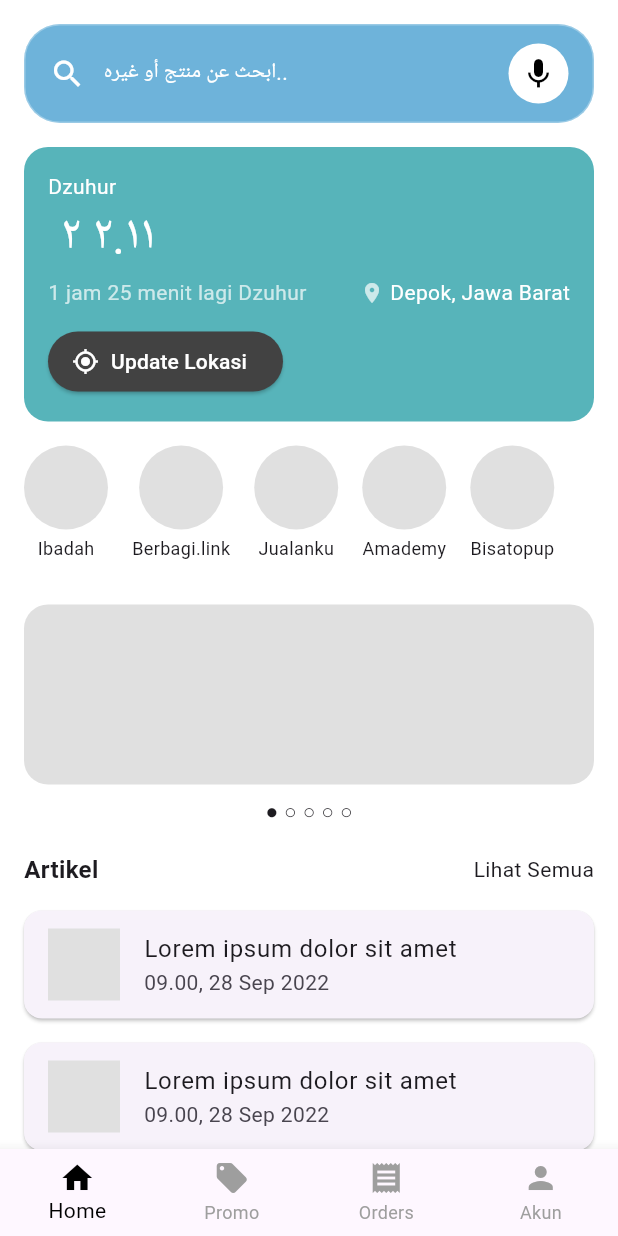
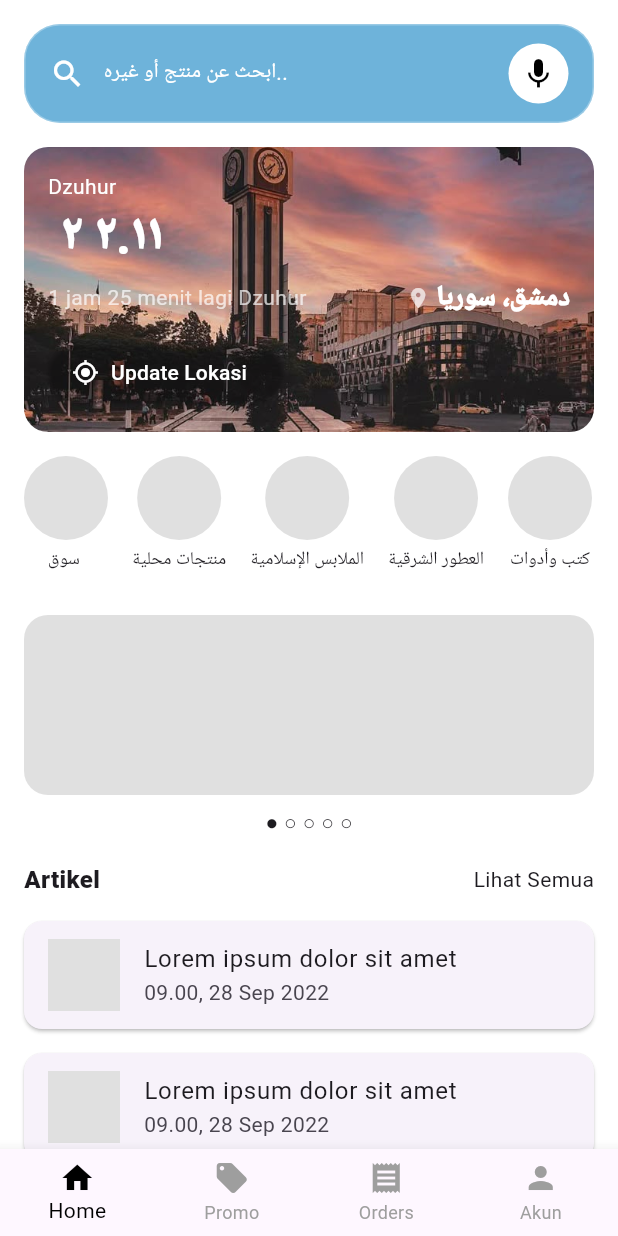
Before and after one commit to fared08/Manfa-apps, a Flutter app: the screen it shows after launch, on a phone screen of 412 x 824 dp. Run offline on Flutter 3.47's test engine with Material 3 defaults, Android fonts, the phone set to English and light mode, and no system bars.

Commit message:
fix home

```diff
--- a/lib/home.dart
+++ b/lib/home.dart
@@ -25,29 +25,27 @@ class Home extends StatelessWidget {
           BottomNavigationBarItem(icon: Icon(Icons.person), label: 'Akun'),
         ],
       ),
-      body:
-
-      SafeArea(
-
+      body: SafeArea(
         child: ListView(
           padding: const EdgeInsets.all(16),
           children: [
             // 🔍 Search bar & icons
             ClipRRect(
               child: BackdropFilter(
-                filter: ImageFilter.blur(sigmaX: 10,sigmaY: 10),
+                filter: ImageFilter.blur(sigmaX: 10, sigmaY: 10),
                 child: Container(
-                  padding: const EdgeInsets.symmetric(horizontal: 16, vertical: 12),
+                  padding: const EdgeInsets.symmetric(
+                    horizontal: 16,
+                    vertical: 12,
+                  ),
                   decoration: BoxDecoration(
                     color: Color(0x5EABD6).withOpacity(0.9),
 
                     borderRadius: BorderRadius.circular(24),
-                    border: Border.all(color: Colors.white.withOpacity(0.3))
+                    border: Border.all(color: Colors.white.withOpacity(0.3)),
                   ),
                   child: Row(
                     children: [
-
-
                       const Icon(Icons.search, color: Colors.white),
                       const SizedBox(width: 12),
                       const Expanded(
@@ -72,8 +70,12 @@ class Home extends StatelessWidget {
             // 🕌 Waktu Salat card
             Container(
               padding: const EdgeInsets.all(16),
+
               decoration: BoxDecoration(
-                color: Color(0x57B4BA).withOpacity(1),
+                image: DecorationImage(
+                  image: AssetImage("assets/images/fbg-sy.png"),
+                  fit: BoxFit.cover,
+                ),
                 borderRadius: BorderRadius.circular(16),
               ),
               child: Column(
@@ -82,7 +84,11 @@ class Home extends StatelessWidget {
                   const Text("Dzuhur", style: TextStyle(color: Colors.white)),
                   const Text(
                     "	٢	٢.١١",
-                    style: TextStyle(fontSize: 32, color: Colors.white),
+                    style: TextStyle(
+                      fontSize: 32,
+                      color: Colors.white,
+                      fontWeight: FontWeight.w900,
+                    ),
                   ),
                   const SizedBox(height: 4),
                   Row(
@@ -101,8 +107,12 @@ class Home extends StatelessWidget {
                           ),
                           SizedBox(width: 4),
                           Text(
-                            "Depok, Jawa Barat",
-                            style: TextStyle(color: Colors.white),
+                            "دمشق، سوريا",
+                            style: TextStyle(
+                              color: Colors.white,
+                              fontSize: 18,
+                              fontWeight: FontWeight.w900,
+                            ),
                           ),
                         ],
                       ),
@@ -114,7 +124,7 @@ class Home extends StatelessWidget {
                     icon: const Icon(Icons.my_location),
                     label: const Text("Update Lokasi"),
                     style: ElevatedButton.styleFrom(
-                      backgroundColor: Colors.grey[800],
+                      backgroundColor: Color(0x06923E),
                       foregroundColor: Colors.white,
                       shape: RoundedRectangleBorder(
                         borderRadius: BorderRadius.circular(20),
@@ -133,11 +143,11 @@ class Home extends StatelessWidget {
               child: ListView(
                 scrollDirection: Axis.horizontal,
                 children: [
-                  menuItem("Ibadah"),
-                  menuItem("Berbagi.link"),
-                  menuItem("Jualanku"),
-                  menuItem("Amademy"),
-                  menuItem("Bisatopup"),
+                  menuItem("سوق "),
+                  menuItem("منتجات محلية"),
+                  menuItem("الملابس الإسلامية"),
+                  menuItem("العطور الشرقية"),
+                  menuItem("كتب وأدوات"),
                 ],
               ),
             ),
@@ -163,7 +173,7 @@ class Home extends StatelessWidget {
               children: const [
                 Text(
                   "Artikel",
-                  style: TextStyle(fontWeight: FontWeight.bold, fontSize: 16),
+                  style: TextStyle(fontWeight: FontWeight.w800, fontSize: 16),
                 ),
                 Text("Lihat Semua"),
               ],
@@ -177,7 +187,6 @@ class Home extends StatelessWidget {
             artikelCard(),
             artikelCard(),
             artikelCard(),
-
           ],
         ),
       ),
```
Also changed, not shown: assets/images/fbg-sy.png (added).
